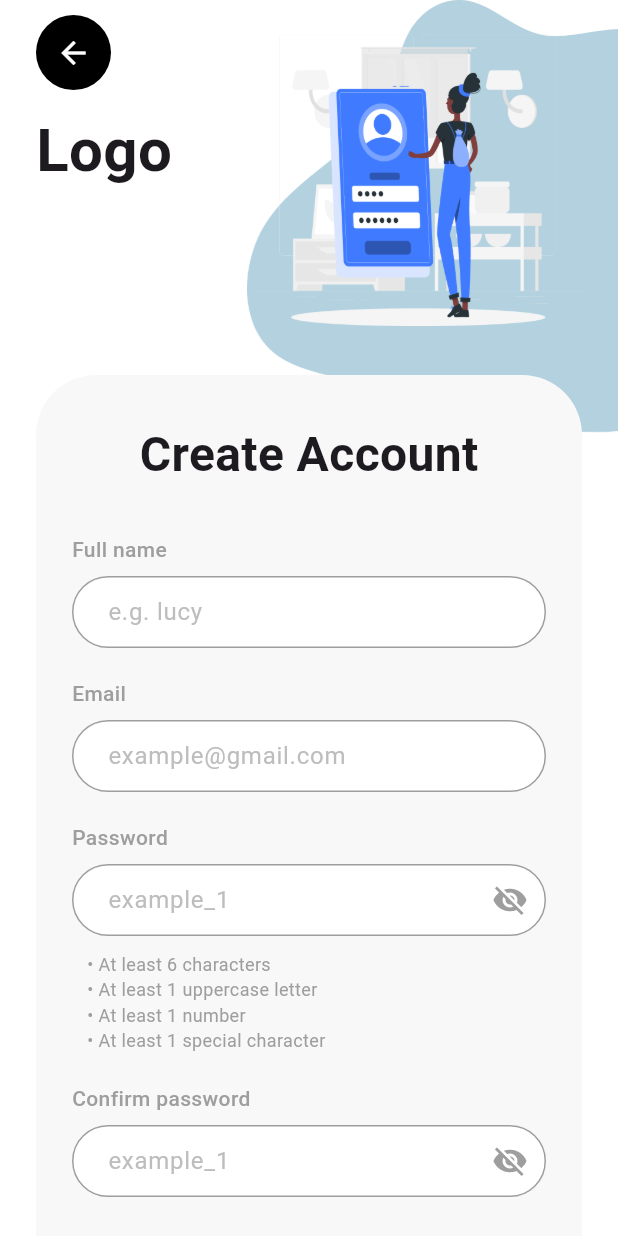
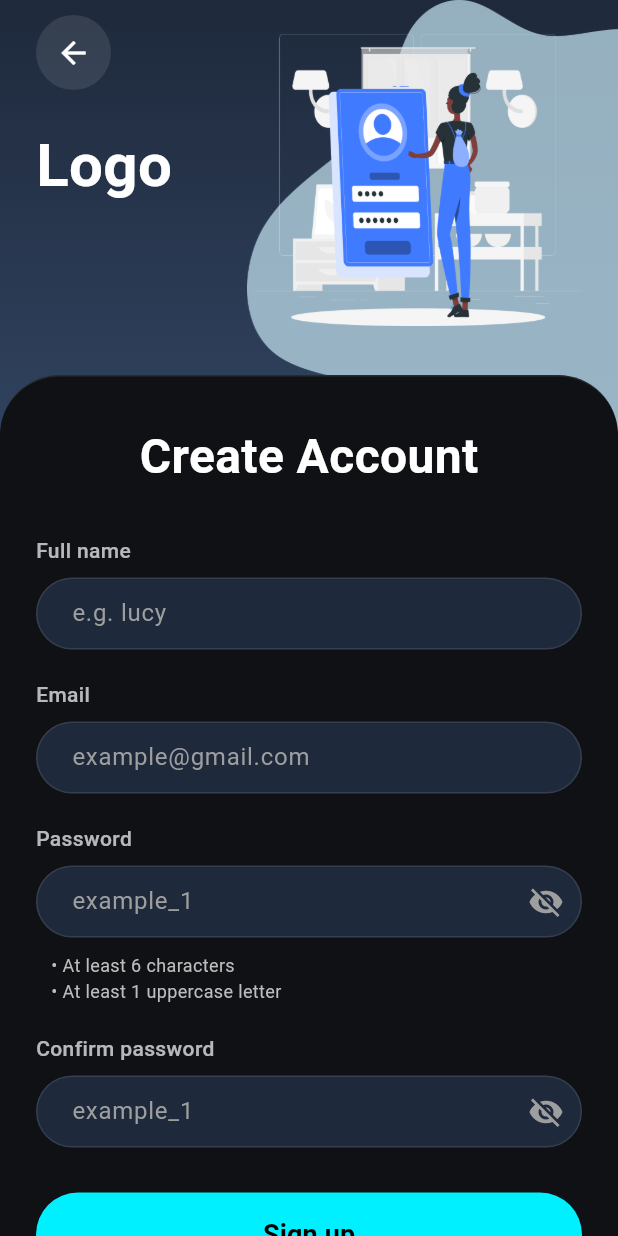
Before and after one commit to MostafaMo426/EdgeVoice, a Flutter app: the screen it shows after launch, after a tap on "Create Account", on a phone screen of 412 x 824 dp. Run offline on Flutter 3.47's test engine with Material 3 defaults, Android fonts, the phone set to English and light mode, and no system bars; our stand-ins replace firebase_auth, firebase_core; accounts and stored records are empty.

Commit message:
updated with a dashboard

```diff
--- a/lib/main.dart
+++ b/lib/main.dart
@@ -1,10 +1,12 @@
 import 'package:flutter/material.dart';
-import 'screens/welcome_screen.dart'; // We only need to import the start screen
-import 'package:firebase_core/firebase_core.dart'; // Import this
+import 'package:firebase_core/firebase_core.dart';
+import 'package:firebase_auth/firebase_auth.dart'; // Required for Auto-Login
+import 'screens/welcome_screen.dart';
+import 'screens/home_screen.dart'; // Required to navigate to Home
 
 void main() async {
   WidgetsFlutterBinding.ensureInitialized();
-  await Firebase.initializeApp(); // Initialize Database connection
+  await Firebase.initializeApp();
   runApp(const MyApp());
 }
 
@@ -15,10 +17,13 @@ class MyApp extends StatelessWidget {
   Widget build(BuildContext context) {
     return MaterialApp(
       debugShowCheckedModeBanner: false,
-      title: 'Auth UI Demo',
+      title: 'Smart Home App',
+
+      // Theme Settings
       theme: ThemeData(
         primaryColor: Colors.black,
         scaffoldBackgroundColor: Colors.white,
+        useMaterial3: true, // Ensures modern styling
         elevatedButtonTheme: ElevatedButtonThemeData(
           style: ElevatedButton.styleFrom(
             backgroundColor: Colors.black,
@@ -29,19 +34,53 @@ class MyApp extends StatelessWidget {
         ),
         inputDecorationTheme: InputDecorationTheme(
           filled: true,
-          fillColor: Colors.white,
-          contentPadding: const EdgeInsets.symmetric(horizontal: 20, vertical: 16),
+          fillColor: const Color(0xFFF8F8F8),
+          contentPadding: const EdgeInsets.symmetric(horizontal: 20, vertical: 12),
           border: OutlineInputBorder(
             borderRadius: BorderRadius.circular(30),
-            borderSide: const BorderSide(color: Colors.grey),
+            borderSide: const BorderSide(color: Colors.transparent),
           ),
           enabledBorder: OutlineInputBorder(
             borderRadius: BorderRadius.circular(30),
-            borderSide: const BorderSide(color: Colors.grey),
+            borderSide: const BorderSide(color: Colors.transparent),
+          ),
+          focusedBorder: OutlineInputBorder(
+            borderRadius: BorderRadius.circular(30),
+            borderSide: const BorderSide(color: Colors.black),
           ),
         ),
       ),
-      home: const WelcomeScreen(),
+
+      // --- AUTO-LOGIN LOGIC ---
+      // This StreamBuilder listens to Firebase.
+      // If the user logs in, it automatically switches to HomeScreen.
+      // If they close the app and reopen it, it remembers them.
+      home: StreamBuilder<User?>(
+        stream: FirebaseAuth.instance.authStateChanges(),
+        builder: (context, snapshot) {
+          // 1. Waiting for connection check
+          if (snapshot.connectionState == ConnectionState.waiting) {
+            return const Scaffold(
+              body: Center(child: CircularProgressIndicator(color: Colors.black)),
+            );
+          }
+
+          // 2. Error Check
+          if (snapshot.hasError) {
+            return const Scaffold(
+              body: Center(child: Text("Something went wrong!")),
+            );
+          }
+
+          // 3. User is Logged In -> Go to Home
+          if (snapshot.hasData) {
+            return const HomeScreen();
+          }
+
+          // 4. User is NOT Logged In -> Go to Welcome
+          return const WelcomeScreen();
+        },
+      ),
     );
   }
 }
--- a/lib/screens/create_account_screen.dart
+++ b/lib/screens/create_account_screen.dart
@@ -21,83 +21,44 @@ class _CreateAccountScreenState extends State<CreateAccountScreen> {
   bool _isPasswordVisible = false;
   bool _isConfirmPasswordVisible = false;
 
-  // --- UPDATED VALIDATION LOGIC ---
+  // Colors matching Home Screen
+  final Color gradientStart = const Color(0xFF1E293B);
+  final Color gradientEnd = const Color(0xFF5270A1);
+  final Color sheetColor = const Color(0xFF0F1115); // Darker bottom sheet
+  final Color accentCyan = const Color(0xFF00F0FF);
+
   String? _validateInput() {
     String email = _emailController.text.trim();
     String password = _passwordController.text.trim();
-
-    if (email.isEmpty || password.isEmpty || _nameController.text.isEmpty) {
-      return "Please fill in all fields";
-    }
-
-    // Email Check
+    if (email.isEmpty || password.isEmpty || _nameController.text.isEmpty) return "Please fill in all fields";
     final emailRegex = RegExp(r'^[\w-\.]+@([\w-]+\.)+[\w-]{2,4}$');
-    if (!emailRegex.hasMatch(email)) {
-      return "Please enter a valid email address";
-    }
-
-    // Password: Length Check
-    if (password.length < 6) {
-      return "Password must be at least 6 characters";
-    }
-
-    // Password: Uppercase Check
-    if (!password.contains(RegExp(r'[A-Z]'))) {
-      return "Password must contain at least one uppercase letter";
-    }
-
-    // Password: Number Check (NEW)
-    if (!password.contains(RegExp(r'[0-9]'))) {
-      return "Password must contain at least one number";
-    }
-
-    // Password: Special Character Check (NEW)
-    // Checks for special symbols like ! @ # $ & * ~
-    if (!password.contains(RegExp(r'[!@#\$%^&*(),.?":{}|<>]'))) {
-      return "Password must contain at least one special character";
-    }
-
-    // Confirm Password Check
-    if (password != _confirmController.text.trim()) {
-      return "Passwords do not match";
-    }
-
+    if (!emailRegex.hasMatch(email)) return "Please enter a valid email address";
+    if (password.length < 6) return "Password must be at least 6 characters";
+    if (!password.contains(RegExp(r'[A-Z]'))) return "Password must contain at least one uppercase letter";
+    if (password != _confirmController.text.trim()) return "Passwords do not match";
     return null;
   }
 
   void _handleSignUp() async {
     String? validationError = _validateInput();
     if (validationError != null) {
-      ScaffoldMessenger.of(context).showSnackBar(
-        SnackBar(content: Text(validationError), backgroundColor: Colors.red),
-      );
+      ScaffoldMessenger.of(context).showSnackBar(SnackBar(content: Text(validationError), backgroundColor: Colors.red));
       return;
     }
-
     setState(() => _isLoading = true);
-
     String? errorMessage = await _authService.signUp(
       email: _emailController.text.trim(),
       password: _passwordController.text.trim(),
       fullName: _nameController.text.trim(),
     );
-
     setState(() => _isLoading = false);
-
     if (errorMessage == null) {
       if(mounted) {
-        ScaffoldMessenger.of(context).showSnackBar(
-            const SnackBar(
-              content: Text("Account Created! Verification email sent."),
-              backgroundColor: Colors.green,
-            )
-        );
+        ScaffoldMessenger.of(context).showSnackBar(const SnackBar(content: Text("Account Created!"), backgroundColor: Colors.green));
         Navigator.pushReplacement(context, MaterialPageRoute(builder: (context) => const LoginScreen()));
       }
     } else {
-      if(mounted) {
-        ScaffoldMessenger.of(context).showSnackBar(SnackBar(content: Text(errorMessage), backgroundColor: Colors.red));
-      }
+      if(mounted) ScaffoldMessenger.of(context).showSnackBar(SnackBar(content: Text(errorMessage), backgroundColor: Colors.red));
     }
   }
 
@@ -106,91 +67,84 @@ class _CreateAccountScreenState extends State<CreateAccountScreen> {
     final size = MediaQuery.of(context).size;
 
     return Scaffold(
-      backgroundColor: Colors.white,
-      body: Stack(
+      // Gradient Background
+      body: Container(
+        decoration: BoxDecoration(
+          gradient: LinearGradient(
+            begin: Alignment.topCenter,
+            end: Alignment.bottomCenter,
+            colors: [gradientStart, gradientEnd],
+          ),
+        ),
+        child: Stack(
           children: [
-          // ------------------------------------------------
-          // LAYER 1: Background Vector (Fixed)
-          // ------------------------------------------------
+            // LAYER 1: Vector
             Positioned(
               top: 0,
               right: 0,
               width: size.width * 0.60,
-            child: Image.asset(
-              'assets/images/Vector.png',
-              fit: BoxFit.fitWidth,
+              child: Opacity(
+                opacity: 0.8, // Slightly blend with dark bg
+                child: Image.asset('assets/images/Vector.png', fit: BoxFit.fitWidth),
               ),
             ),
 
-          // ------------------------------------------------
-          // LAYER 2: Scrollable Content
-          // ------------------------------------------------
+            // LAYER 2: Content
             SafeArea(
               child: SingleChildScrollView(
-              padding: const EdgeInsets.symmetric(horizontal: 24),
                 child: Column(
                   children: [
                     const SizedBox(height: 10),
 
-                  // --- HEADER ROW ---
-                  Row(
+                    // --- HEADER ---
+                    Padding(
+                      padding: const EdgeInsets.symmetric(horizontal: 24),
+                      child: Row(
                         crossAxisAlignment: CrossAxisAlignment.start,
                         children: [
-                      // Left Side (Logo)
                           Expanded(
                             flex: 4,
                             child: Column(
                               crossAxisAlignment: CrossAxisAlignment.start,
                               children: [
-                            // Invisible Spacer for Fixed Back Button area
-                            const SizedBox(height: 50),
-
-                            const SizedBox(height: 20),
-                            const Text(
-                              "Logo",
-                              style: TextStyle(
-                                fontSize: 40,
-                                fontWeight: FontWeight.w600,
-                                height: 1.0,
+                                GestureDetector(
+                                  onTap: () => Navigator.pop(context),
+                                  child: Container(
+                                    width: 50,
+                                    height: 50,
+                                    decoration: BoxDecoration(color: Colors.white.withValues(alpha: 0.1), shape: BoxShape.circle),
+                                    child: const Icon(Icons.arrow_back, color: Colors.white),
                                   ),
+                                ),
+                                const SizedBox(height: 30),
+                                const Text("Logo", style: TextStyle(fontSize: 40, fontWeight: FontWeight.w600, height: 1.0, color: Colors.white)),
+                              ],
+                            ),
+                          ),
+                          Expanded(
+                            flex: 6,
+                            child: Image.asset('assets/images/rafiki.png', height: 220, fit: BoxFit.contain, alignment: Alignment.centerRight),
                           ),
                         ],
                       ),
                     ),
-                      // Right Side (Illustration)
-                      Expanded(
-                        flex: 6,
-                        child: Image.asset(
-                          'assets/images/rafiki.png',
-                          height: 220,
-                          fit: BoxFit.contain,
-                          alignment: Alignment.centerRight,
-                        ),
-                      ),
-                    ],
-                  ),
 
                     const SizedBox(height: 20),
 
-                  // --- FORM CONTAINER ---
+                    // --- DARK FORM CONTAINER ---
                     Container(
                       width: double.infinity,
                       padding: const EdgeInsets.symmetric(horizontal: 24, vertical: 30),
-                    decoration: const BoxDecoration(
-                      color: Color(0xFFF8F8F8),
-                      borderRadius: BorderRadius.only(
-                        topLeft: Radius.circular(40),
-                        topRight: Radius.circular(40),
-                      ),
+                      decoration: BoxDecoration(
+                          color: sheetColor, // Dark Background
+                          borderRadius: const BorderRadius.only(topLeft: Radius.circular(40), topRight: Radius.circular(40)),
+                          border: Border(top: BorderSide(color: Colors.white.withValues(alpha: 0.1))) // Subtle border
                       ),
                       child: Column(
                         crossAxisAlignment: CrossAxisAlignment.start,
                         children: [
                           const Center(
-                          child: Text(
-                              "Create Account",
-                              style: TextStyle(fontSize: 32, fontWeight: FontWeight.w600)
-                          ),
+                            child: Text("Create Account", style: TextStyle(fontSize: 32, fontWeight: FontWeight.w600, color: Colors.white)),
                           ),
                           const SizedBox(height: 30),
 
@@ -207,17 +161,14 @@ class _CreateAccountScreenState extends State<CreateAccountScreen> {
                               onVisibilityToggle: () => setState(() => _isPasswordVisible = !_isPasswordVisible)
                           ),
 
-                        // --- UPDATED RULES LIST ---
                           const SizedBox(height: 10),
-                        const Padding(
-                          padding: EdgeInsets.symmetric(horizontal: 10),
+                          Padding(
+                            padding: const EdgeInsets.symmetric(horizontal: 10),
                             child: Column(
                               crossAxisAlignment: CrossAxisAlignment.start,
                               children: [
-                              Text("• At least 6 characters", style: TextStyle(fontSize: 12, color: Colors.grey)),
-                              Text("• At least 1 uppercase letter", style: TextStyle(fontSize: 12, color: Colors.grey)),
-                              Text("• At least 1 number", style: TextStyle(fontSize: 12, color: Colors.grey)),
-                              Text("• At least 1 special character", style: TextStyle(fontSize: 12, color: Colors.grey)),
+                                Text("• At least 6 characters", style: TextStyle(fontSize: 12, color: Colors.grey[400])),
+                                Text("• At least 1 uppercase letter", style: TextStyle(fontSize: 12, color: Colors.grey[400])),
                               ],
                             ),
                           ),
@@ -237,13 +188,13 @@ class _CreateAccountScreenState extends State<CreateAccountScreen> {
                           ElevatedButton(
                             onPressed: _isLoading ? null : _handleSignUp,
                             style: ElevatedButton.styleFrom(
-                            backgroundColor: Colors.black,
-                            foregroundColor: Colors.white,
+                              backgroundColor: accentCyan, // Cyan Button
+                              foregroundColor: Colors.black,
                               minimumSize: const Size(double.infinity, 56),
                               shape: RoundedRectangleBorder(borderRadius: BorderRadius.circular(30)),
                             ),
                             child: _isLoading
-                              ? const CircularProgressIndicator(color: Colors.white)
+                                ? const CircularProgressIndicator(color: Colors.black)
                                 : const Text("Sign up", style: TextStyle(fontSize: 18, fontWeight: FontWeight.bold)),
                           ),
 
@@ -254,17 +205,14 @@ class _CreateAccountScreenState extends State<CreateAccountScreen> {
                           Center(
                             child: GestureDetector(
                               onTap: () {
-                              Navigator.pushReplacement(
-                                context,
-                                MaterialPageRoute(builder: (context) => const LoginScreen()),
-                              );
+                                Navigator.pushReplacement(context, MaterialPageRoute(builder: (context) => const LoginScreen()));
                               },
                               child: RichText(
                                 text: const TextSpan(
                                   text: "Already have an account? ",
                                   style: TextStyle(color: Colors.grey, fontSize: 14),
                                   children: [
-                                  TextSpan(text: "sign in", style: TextStyle(fontWeight: FontWeight.bold, color: Colors.blue)),
+                                    TextSpan(text: "sign in", style: TextStyle(fontWeight: FontWeight.bold, color: Color(0xFF00F0FF))),
                                   ],
                                 ),
                               ),
@@ -279,9 +227,7 @@ class _CreateAccountScreenState extends State<CreateAccountScreen> {
               ),
             ),
 
-          // ------------------------------------------------
-          // LAYER 3: FIXED BACK BUTTON
-          // ------------------------------------------------
+            // Fixed Back Button Area Overlay
             Positioned(
               top: 0,
               left: 24,
@@ -292,17 +238,14 @@ class _CreateAccountScreenState extends State<CreateAccountScreen> {
                     margin: const EdgeInsets.only(top: 10),
                     width: 50,
                     height: 50,
-                  decoration: const BoxDecoration(
-                    color: Colors.black,
-                    shape: BoxShape.circle,
-                  ),
-                  child: const Icon(Icons.arrow_back, color: Colors.white),
+                    color: Colors.transparent,
                   ),
                 ),
               ),
             ),
           ],
         ),
+      ),
     );
   }
 }
--- a/lib/screens/welcome_screen.dart
+++ b/lib/screens/welcome_screen.dart
@@ -7,8 +7,21 @@ class WelcomeScreen extends StatelessWidget {
 
   @override
   Widget build(BuildContext context) {
+    // Exact colors from Home Screen
+    const Color gradientStart = Color(0xFF1E293B);
+    const Color gradientEnd = Color(0xFF5270A1);
+    const Color accentCyan = Color(0xFF00F0FF);
+
     return Scaffold(
-      body: SafeArea(
+      body: Container(
+        decoration: const BoxDecoration(
+          gradient: LinearGradient(
+            begin: Alignment.topCenter,
+            end: Alignment.bottomCenter,
+            colors: [gradientStart, gradientEnd],
+          ),
+        ),
+        child: SafeArea(
           child: Padding(
             padding: const EdgeInsets.symmetric(horizontal: 30.0),
             child: Column(
@@ -17,10 +30,11 @@ class WelcomeScreen extends StatelessWidget {
                 const Spacer(),
                 const Text(
                   "Logo",
-                style: TextStyle(fontSize: 40, fontWeight: FontWeight.bold),
+                  style: TextStyle(fontSize: 40, fontWeight: FontWeight.bold, color: Colors.white),
                 ),
                 const Spacer(),
-              // Create Account Button
+
+                // Create Account Button (Cyan Accent)
                 ElevatedButton(
                   onPressed: () {
                     Navigator.push(
@@ -28,24 +42,38 @@ class WelcomeScreen extends StatelessWidget {
                       MaterialPageRoute(builder: (context) => const CreateAccountScreen()),
                     );
                   },
-                child: const Text("Create Account", style: TextStyle(fontSize: 18)),
+                  style: ElevatedButton.styleFrom(
+                    backgroundColor: accentCyan,
+                    foregroundColor: Colors.black, // Dark text on bright button
+                    minimumSize: const Size(double.infinity, 50),
+                    shape: RoundedRectangleBorder(borderRadius: BorderRadius.circular(30)),
+                  ),
+                  child: const Text("Create Account", style: TextStyle(fontSize: 18, fontWeight: FontWeight.bold)),
                 ),
                 const SizedBox(height: 20),
-              // Login Button
-              ElevatedButton(
+
+                // Login Button (Dark with Border)
+                OutlinedButton(
                   onPressed: () {
                     Navigator.push(
                       context,
                       MaterialPageRoute(builder: (context) => const LoginScreen()),
                     );
                   },
-                child: const Text("Login", style: TextStyle(fontSize: 18)),
+                  style: OutlinedButton.styleFrom(
+                    foregroundColor: Colors.white,
+                    side: const BorderSide(color: accentCyan),
+                    minimumSize: const Size(double.infinity, 50),
+                    shape: RoundedRectangleBorder(borderRadius: BorderRadius.circular(30)),
+                  ),
+                  child: const Text("Login", style: TextStyle(fontSize: 18, fontWeight: FontWeight.bold)),
                 ),
                 const Spacer(),
               ],
             ),
           ),
         ),
+      ),
     );
   }
 }
--- a/lib/widgets/custom_widgets.dart
+++ b/lib/widgets/custom_widgets.dart
@@ -1,6 +1,6 @@
 import 'package:flutter/material.dart';
 
-// Reusable Text Field Widget
+// Reusable Text Field Widget (Dark Mode Version)
 Widget buildTextField({
   required String label,
   required String hint,
@@ -15,7 +15,7 @@ Widget buildTextField({
       Text(
           label,
           style: const TextStyle(
-              color: Colors.grey,
+              color: Colors.white70, // Lighter text for dark mode
               fontSize: 14,
               fontWeight: FontWeight.w500
           )
@@ -24,18 +24,24 @@ Widget buildTextField({
       TextFormField(
         controller: controller,
         obscureText: isPassword ? !isVisible : false,
+        style: const TextStyle(color: Colors.white), // User typing color
         decoration: InputDecoration(
           hintText: hint,
-          hintStyle: TextStyle(color: Colors.grey[400]),
-          // UPDATED: Reduced vertical padding to make field smaller
-          contentPadding: const EdgeInsets.symmetric(horizontal: 20, vertical: 10),
+          hintStyle: TextStyle(color: Colors.grey[500]),
+          filled: true,
+          fillColor: const Color(0xFF1E293B), // Dark input background
+          contentPadding: const EdgeInsets.symmetric(horizontal: 20, vertical: 12), // Compact height
           border: OutlineInputBorder(
             borderRadius: BorderRadius.circular(30),
-            borderSide: const BorderSide(color: Colors.grey),
+            borderSide: BorderSide.none, // Clean look without border lines
           ),
           enabledBorder: OutlineInputBorder(
             borderRadius: BorderRadius.circular(30),
-            borderSide: const BorderSide(color: Colors.grey),
+            borderSide: BorderSide(color: Colors.white.withValues(alpha: 0.1)),
+          ),
+          focusedBorder: OutlineInputBorder(
+            borderRadius: BorderRadius.circular(30),
+            borderSide: const BorderSide(color: Color(0xFF00F0FF)), // Cyan glow on focus
           ),
           suffixIcon: isPassword
               ? IconButton(
@@ -49,7 +55,7 @@ Widget buildTextField({
   );
 }
 
-// Reusable Social Login Section (No changes here, but included for completeness)
+// Reusable Social Login Section
 class SocialLoginSection extends StatelessWidget {
   final String dividerText;
   const SocialLoginSection({super.key, required this.dividerText});
@@ -60,12 +66,12 @@ class SocialLoginSection extends StatelessWidget {
       children: [
         Row(
           children: [
-            const Expanded(child: Divider()),
+            Expanded(child: Divider(color: Colors.white.withValues(alpha: 0.2))),
             Padding(
               padding: const EdgeInsets.symmetric(horizontal: 10),
               child: Text(dividerText, style: const TextStyle(color: Colors.grey)),
             ),
-            const Expanded(child: Divider()),
+            Expanded(child: Divider(color: Colors.white.withValues(alpha: 0.2))),
           ],
         ),
         const SizedBox(height: 20),
@@ -85,15 +91,22 @@ class SocialLoginSection extends StatelessWidget {
     return Container(
       padding: const EdgeInsets.symmetric(horizontal: 24, vertical: 12),
       decoration: BoxDecoration(
-        border: Border.all(color: Colors.grey.shade300),
+        color: const Color(0xFF1E293B), // Dark Button Background
         borderRadius: BorderRadius.circular(30),
-        color: Colors.white,
+        border: Border.all(color: Colors.white.withValues(alpha: 0.1)),
       ),
       child: Row(
         children: [
           Image.asset(imagePath, height: 24, width: 24, fit: BoxFit.contain),
           const SizedBox(width: 10),
-          Text(label, style: const TextStyle(fontWeight: FontWeight.bold, fontSize: 16, color: Colors.black)),
+          Text(
+              label,
+              style: const TextStyle(
+                fontWeight: FontWeight.bold,
+                fontSize: 16,
+                color: Colors.white, // White text
+              )
+          ),
         ],
       ),
     );
--- a/pubspec.yaml
+++ b/pubspec.yaml
@@ -15,6 +15,8 @@ dependencies:
   provider: ^6.1.5+1
   firebase_core: ^3.2.0
   firebase_auth: ^5.1.2
+  speech_to_text: ^7.0.0
+  permission_handler: ^11.3.1
   cloud_firestore: ^5.1.0
 
 dev_dependencies:
```
Also changed, not shown: lib/screens/login_screen.dart (+49 -54 lines), pubspec.lock, 4 other files. Lines whose indentation alone changed are shown as unchanged.
